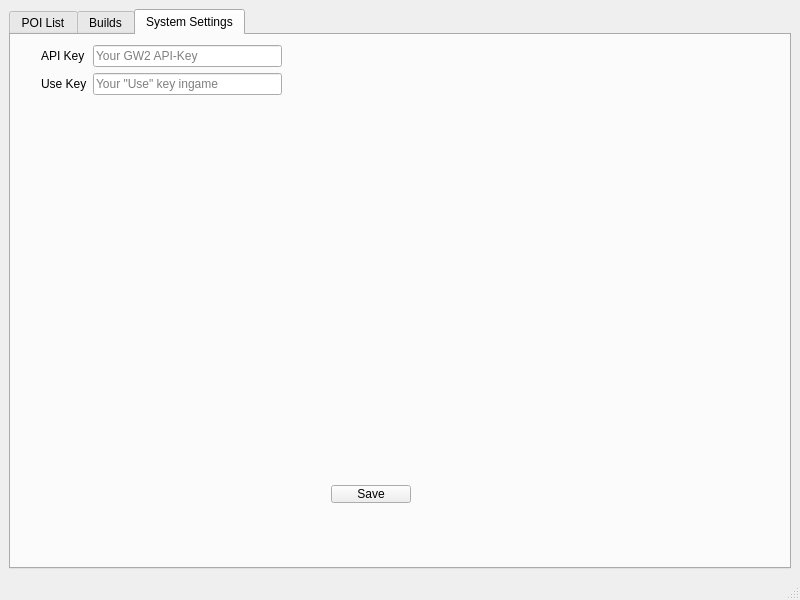
Before: the Qt Designer form src/overlay/qt/OptionsWindow.ui in Smeat/GW2Overlay, drawn with Qt 5.
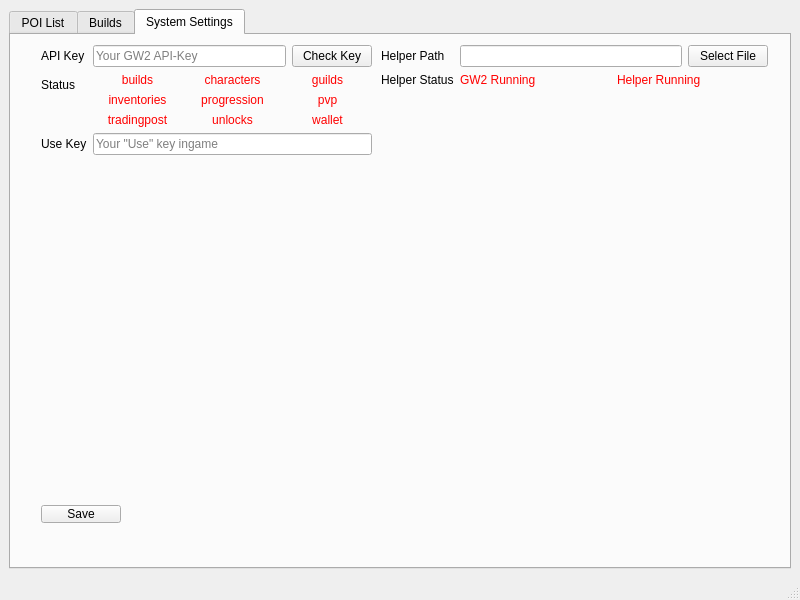
After: the same form once the commit is applied. The open tabs and pages were chosen to show the change.

Commit message: Add support to launch the helper script from within the program

Patch:
```diff
--- a/src/overlay/qt/OptionsWindow.ui
+++ b/src/overlay/qt/OptionsWindow.ui
@@ -159,7 +159,7 @@
          <rect>
           <x>30</x>
           <y>10</y>
-          <width>241</width>
+          <width>331</width>
           <height>461</height>
          </rect>
         </property>
@@ -172,36 +172,175 @@
           </widget>
          </item>
          <item row="0" column="1">
-          <widget class="QLineEdit" name="api_text">
-           <property name="statusTip">
-            <string/>
-           </property>
-           <property name="placeholderText">
-            <string>Your GW2 API-Key</string>
-           </property>
-          </widget>
+          <layout class="QHBoxLayout" name="horizontalLayout_3">
+           <item>
+            <widget class="QLineEdit" name="api_text">
+             <property name="statusTip">
+              <string/>
+             </property>
+             <property name="placeholderText">
+              <string>Your GW2 API-Key</string>
+             </property>
+            </widget>
+           </item>
+           <item>
+            <widget class="QPushButton" name="check_api_key_button">
+             <property name="text">
+              <string>Check Key</string>
+             </property>
+            </widget>
+           </item>
+          </layout>
          </item>
-         <item row="1" column="0">
-          <widget class="QLabel" name="use_label">
-           <property name="text">
-            <string>Use Key</string>
-           </property>
-          </widget>
-         </item>
-         <item row="1" column="1">
+         <item row="2" column="1">
           <widget class="QLineEdit" name="use_text">
            <property name="placeholderText">
             <string>Your &quot;Use&quot; key ingame</string>
            </property>
           </widget>
          </item>
+         <item row="1" column="0">
+          <widget class="QLabel" name="label_2">
+           <property name="text">
+            <string>Status</string>
+           </property>
+          </widget>
+         </item>
+         <item row="2" column="0">
+          <widget class="QLabel" name="use_label">
+           <property name="text">
+            <string>Use Key</string>
+           </property>
+          </widget>
+         </item>
+         <item row="1" column="1">
+          <layout class="QGridLayout" name="gridLayout">
+           <item row="0" column="0">
+            <widget class="QLabel" name="builds_label">
+             <property name="styleSheet">
+              <string notr="true">color: rgb(255, 0, 0);</string>
+             </property>
+             <property name="text">
+              <string>builds</string>
+             </property>
+             <property name="alignment">
+              <set>Qt::AlignCenter</set>
+             </property>
+            </widget>
+           </item>
+           <item row="0" column="1">
+            <widget class="QLabel" name="characters_label">
+             <property name="styleSheet">
+              <string notr="true">color: rgb(255, 0, 0);</string>
+             </property>
+             <property name="text">
+              <string>characters</string>
+             </property>
+             <property name="alignment">
+              <set>Qt::AlignCenter</set>
+             </property>
+            </widget>
+           </item>
+           <item row="0" column="2">
+            <widget class="QLabel" name="guilds_label">
+             <property name="styleSheet">
+              <string notr="true">color: rgb(255, 0, 0);</string>
+             </property>
+             <property name="text">
+              <string>guilds</string>
+             </property>
+             <property name="alignment">
+              <set>Qt::AlignCenter</set>
+             </property>
+            </widget>
+           </item>
+           <item row="1" column="0">
+            <widget class="QLabel" name="inventories_label">
+             <property name="styleSheet">
+              <string notr="true">color: rgb(255, 0, 0);</string>
+             </property>
+             <property name="text">
+              <string>inventories</string>
+             </property>
+             <property name="alignment">
+              <set>Qt::AlignCenter</set>
+             </property>
+            </widget>
+           </item>
+           <item row="1" column="1">
+            <widget class="QLabel" name="progression_label">
+             <property name="styleSheet">
+              <string notr="true">color: rgb(255, 0, 0);</string>
+             </property>
+             <property name="text">
+              <string>progression</string>
+             </property>
+             <property name="alignment">
+              <set>Qt::AlignCenter</set>
+             </property>
+            </widget>
+           </item>
+           <item row="1" column="2">
+            <widget class="QLabel" name="pvp_label">
+             <property name="styleSheet">
+              <string notr="true">color: rgb(255, 0, 0);</string>
+             </property>
+             <property name="text">
+              <string>pvp</string>
+             </property>
+             <property name="alignment">
+              <set>Qt::AlignCenter</set>
+             </property>
+            </widget>
+           </item>
+           <item row="2" column="0">
+            <widget class="QLabel" name="tradingpost_label">
+             <property name="styleSheet">
+              <string notr="true">color: rgb(255, 0, 0);</string>
+             </property>
+             <property name="text">
+              <string>tradingpost</string>
+             </property>
+             <property name="alignment">
+              <set>Qt::AlignCenter</set>
+             </property>
+            </widget>
+           </item>
+           <item row="2" column="1">
+            <widget class="QLabel" name="unlocks_label">
+             <property name="styleSheet">
+              <string notr="true">color: rgb(255, 0, 0);</string>
+             </property>
+             <property name="text">
+              <string>unlocks</string>
+             </property>
+             <property name="alignment">
+              <set>Qt::AlignCenter</set>
+             </property>
+            </widget>
+           </item>
+           <item row="2" column="2">
+            <widget class="QLabel" name="wallet_label">
+             <property name="styleSheet">
+              <string notr="true">color: rgb(255, 0, 0);</string>
+             </property>
+             <property name="text">
+              <string>wallet</string>
+             </property>
+             <property name="alignment">
+              <set>Qt::AlignCenter</set>
+             </property>
+            </widget>
+           </item>
+          </layout>
+         </item>
         </layout>
        </widget>
        <widget class="QPushButton" name="save_settings_button">
         <property name="geometry">
          <rect>
-          <x>320</x>
-          <y>450</y>
+          <x>30</x>
+          <y>470</y>
           <width>80</width>
           <height>18</height>
          </rect>
@@ -210,6 +349,70 @@
          <string>Save</string>
         </property>
        </widget>
+       <widget class="QWidget" name="formLayoutWidget_2">
+        <property name="geometry">
+         <rect>
+          <x>370</x>
+          <y>10</y>
+          <width>387</width>
+          <height>461</height>
+         </rect>
+        </property>
+        <layout class="QFormLayout" name="formLayout_2">
+         <item row="0" column="0">
+          <widget class="QLabel" name="label">
+           <property name="text">
+            <string>Helper Path</string>
+           </property>
+          </widget>
+         </item>
+         <item row="0" column="1">
+          <layout class="QHBoxLayout" name="horizontalLayout_4">
+           <item>
+            <widget class="QLineEdit" name="helper_path_lineedit"/>
+           </item>
+           <item>
+            <widget class="QPushButton" name="select_helper_button">
+             <property name="text">
+              <string>Select File</string>
+             </property>
+            </widget>
+           </item>
+          </layout>
+         </item>
+         <item row="1" column="0">
+          <widget class="QLabel" name="label_3">
+           <property name="text">
+            <string>Helper Status</string>
+           </property>
+          </widget>
+         </item>
+         <item row="1" column="1">
+          <layout class="QHBoxLayout" name="horizontalLayout_5">
+           <item>
+            <widget class="QLabel" name="gw2_running_label">
+             <property name="styleSheet">
+              <string notr="true">color: rgb(255, 0, 0);</string>
+             </property>
+             <property name="text">
+              <string>GW2 Running</string>
+             </property>
+            </widget>
+           </item>
+           <item>
+            <widget class="QLabel" name="helper_running_label">
+             <property name="styleSheet">
+              <string notr="true">color: rgb(255, 0, 0);</string>
+             </property>
+             <property name="text">
+              <string>Helper Running</string>
+             </property>
+            </widget>
+           </item>
+          </layout>
+         </item>
+        </layout>
+       </widget>
       </widget>
      </widget>
     </item>
```
The commit also changes 8 other files.
